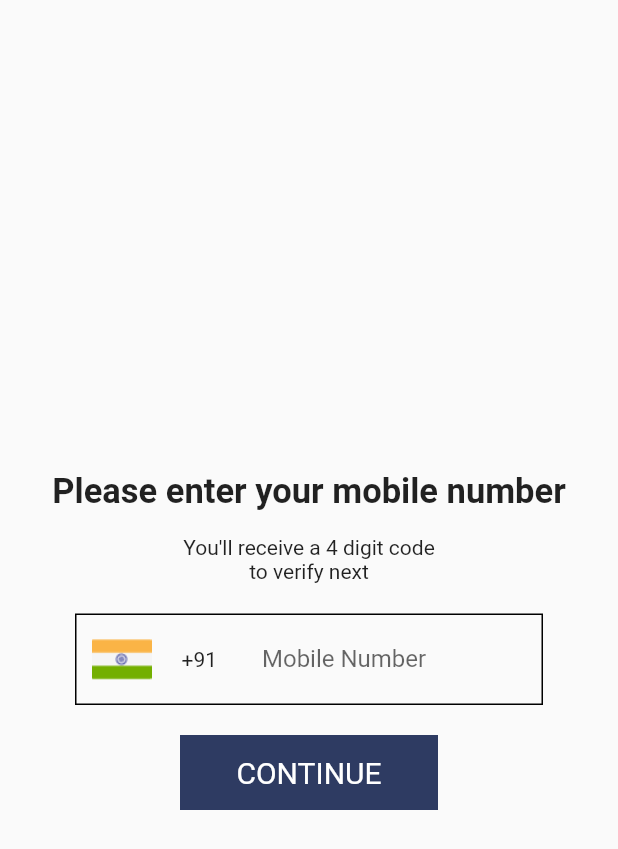
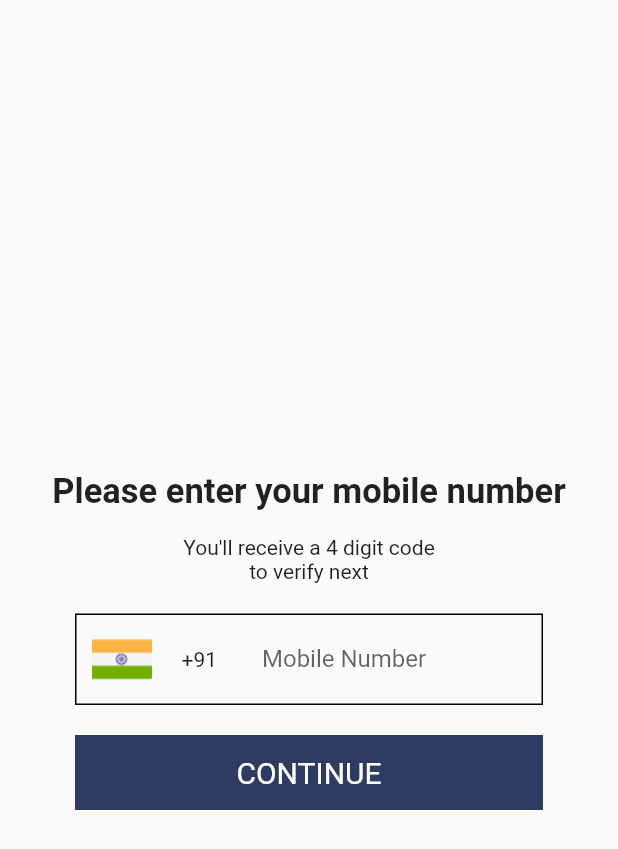
Before and after one commit to Tanweermirza/demo, a Flutter app: the screen it shows after launch, after a tap on "NEXT", on a phone screen of 412 x 824 dp. Shown: the top 849 px of the screen. Run offline on Flutter 3.47's test engine with Material 2 defaults, Android fonts, the phone set to English and light mode, and no system bars; our stand-ins replace firebase_auth, firebase_core, flutter_otp_text_field, get; accounts and stored records are empty; network calls fail.

```diff
--- a/lib/Controller/Binding.dart
+++ b/lib/Controller/Binding.dart
@@ -5,7 +5,6 @@ import 'authController.dart';
 class AuthBinding extends Bindings {
   @override
   void dependencies() {
-    // TODO: implement dependencies
     Get.put<AuthController>(AuthController(), permanent: true);
   }
 }
--- a/lib/Controller/authController.dart
+++ b/lib/Controller/authController.dart
@@ -1,5 +1,4 @@
 import 'dart:developer';
-
 import 'package:demo1/Screen/FirstScreen1.dart';
 import 'package:demo1/Screen/FourthScreen.dart';
 import 'package:demo1/Screen/ThirdScreen.dart';
@@ -14,14 +13,13 @@ class AuthController extends GetxController {
 
   @override
   void onInit() {
-    // TODO: implement onInit
     super.onInit();
     appInit();
   }
 
   appInit() {
-    Future.delayed(Duration(milliseconds: 100), () {
-      Get.to(FirstScreen1());
+    Future.delayed(const Duration(milliseconds: 100), () {
+      Get.to(const FirstScreen1());
     });
     // auth.userChanges().listen((User? user) {
 
--- a/lib/Screen/FirstScreen1.dart
+++ b/lib/Screen/FirstScreen1.dart
@@ -1,7 +1,5 @@
 import 'package:demo1/Screen/SecondScreen.dart';
 import 'package:flutter/material.dart';
-import 'package:flutter/src/widgets/framework.dart';
-import 'package:flutter/src/widgets/placeholder.dart';
 import 'package:get/get.dart';
 
 import 'Constant/constant.dart';
@@ -26,15 +24,13 @@ class _FirstScreen1State extends State<FirstScreen1> {
             children: [
               Column(
                 children: [
-                  SizedBox(
+                  const SizedBox(
                     height: 200,
                   ),
-                  Container(
-                    child: Center(
-                      child: Image.asset('assets/images/image.png'),
-                    ),
+                  Center(
+                    child: Image.asset('assets/images/image.png'),
                   ),
-                  SizedBox(
+                  const SizedBox(
                     height: 30,
                   ),
                   const Center(
@@ -44,23 +40,23 @@ class _FirstScreen1State extends State<FirstScreen1> {
                           TextStyle(fontWeight: FontWeight.bold, fontSize: 23),
                     ),
                   ),
-                  SizedBox(
+                  const SizedBox(
                     height: 16,
                   ),
-                  Text(
+                  const Text(
                       "You can change the language \n                  at any time"),
-                  SizedBox(
+                  const SizedBox(
                     height: 20,
                   ),
                   Container(
-                    padding: EdgeInsets.symmetric(horizontal: 20),
-                    margin: EdgeInsets.symmetric(horizontal: 50),
+                    padding: const EdgeInsets.symmetric(horizontal: 20),
+                    margin: const EdgeInsets.symmetric(horizontal: 50),
                     decoration: BoxDecoration(border: Border.all()),
                     child: DropdownButton(
                       isExpanded: true,
-                      underline: SizedBox(),
-                      hint:
-                          Text('Select Language'), // Not necessary for Option 1
+                      underline: const SizedBox(),
+                      hint: const Text(
+                          'Select Language'), // Not necessary for Option 1
                       value: language,
                       onChanged: (newValue) {
                         setState(() {
@@ -69,28 +65,27 @@ class _FirstScreen1State extends State<FirstScreen1> {
                       },
                       items: languageList.map((val) {
                         return DropdownMenuItem(
-                          child: new Text(val),
                           value: val,
+                          child: Text(val),
                         );
                       }).toList(),
                     ),
                   ),
-                  SizedBox(
+                  const SizedBox(
                     height: 20,
                   ),
                   InkWell(
                     onTap: () {
-                      Get.to(SecondScreen());
+                      Get.to(const SecondScreen());
                     },
                     child: Container(
-                      margin: EdgeInsets.symmetric(horizontal: 50),
-                      // width: 00,
+                      margin: const EdgeInsets.symmetric(horizontal: 50),
                       height: 50,
                       decoration: BoxDecoration(
                         color: buttonColor,
                         borderRadius: BorderRadius.circular(0),
                       ),
-                      child: Center(
+                      child: const Center(
                         child: Text(
                           'NEXT',
                           style: TextStyle(color: Colors.white, fontSize: 20),
--- a/lib/Screen/SecondScreen.dart
+++ b/lib/Screen/SecondScreen.dart
@@ -1,10 +1,5 @@
-import 'dart:developer';
-
 import 'package:demo1/Controller/authController.dart';
-import 'package:demo1/Screen/ThirdScreen.dart';
-import 'package:firebase_auth/firebase_auth.dart';
 import 'package:flutter/material.dart';
-import 'package:get/get.dart';
 
 import 'Constant/constant.dart';
 
@@ -17,29 +12,16 @@ class SecondScreen extends StatefulWidget {
 
 class _SecondScreenState extends State<SecondScreen> {
   TextEditingController mobileCtrl = TextEditingController();
-  // List numberlist = ["+91", '+93', "+94"];
-  // String? number;
   @override
   Widget build(BuildContext context) {
     return Scaffold(
-      // appBar: AppBar(
-      //   leading:
-      //   backgroundColor: Colors.transparent,
-      //   elevation: 0,
-      // ),
       body: Column(
         children: [
           Expanded(
             child: Column(
               mainAxisAlignment: MainAxisAlignment.center,
               children: [
-                // Container(
-                //   child: Center(
-                //     child: Image.asset('assets/images/image.png'),
-                //   ),
-                // ),
-
-                SizedBox(
+                const SizedBox(
                   height: 30,
                 ),
                 const Center(
@@ -48,40 +30,40 @@ class _SecondScreenState extends State<SecondScreen> {
                     style: TextStyle(fontWeight: FontWeight.bold, fontSize: 23),
                   ),
                 ),
-                SizedBox(
+                const SizedBox(
                   height: 16,
                 ),
-                Text("You'll receive a 4 digit code"),
-                Text("to verify next"),
-                SizedBox(
+                const Text("You'll receive a 4 digit code"),
+                const Text("to verify next"),
+                const SizedBox(
                   height: 20,
                 ),
                 Container(
-                  margin: EdgeInsets.symmetric(horizontal: 50),
+                  margin: const EdgeInsets.symmetric(horizontal: 50),
                   width: 350,
                   decoration: BoxDecoration(border: Border.all()),
                   child: Row(
                     children: [
-                      SizedBox(
+                      const SizedBox(
                         width: 10,
                       ),
                       Image.asset(
                         'assets/images/india 2.png',
                         width: 40,
                       ),
-                      SizedBox(
+                      const SizedBox(
                         width: 20,
                       ),
-                      Text(
+                      const Text(
                         "+91",
                       ),
-                      SizedBox(
+                      const SizedBox(
                         width: 30,
                       ),
                       Expanded(
                         child: TextField(
                           controller: mobileCtrl,
-                          decoration: InputDecoration(
+                          decoration: const InputDecoration(
                               labelText: "Mobile Number",
                               border: InputBorder.none),
                           keyboardType: TextInputType.number,
@@ -90,46 +72,21 @@ class _SecondScreenState extends State<SecondScreen> {
                     ],
                   ),
                 ),
-                // Container(
-                //   padding: EdgeInsets.symmetric(horizontal: 20),
-                //   margin: EdgeInsets.symmetric(horizontal: 100),
-                //   decoration: BoxDecoration(border: Border.all()),
-                //   child: DropdownButton(
-                //     isExpanded: true,
-                //     underline: SizedBox(),
-                //     hint: Text('mobile number'), // Not necessary for Option 1
-                //     value: number,
-                //     onChanged: (newValue) {
-                //       setState(() {
-                //         number = newValue! as String?;
-                //       });
-                //     },
-                //     items: numberlist.map((val) {
-                //       return DropdownMenuItem(
-                //         child: new Text(val),
-                //         value: val,
-                //       );
-                //     }).toList(),
-                //   ),
-                // ),
-                SizedBox(
+                const SizedBox(
                   height: 20,
                 ),
                 InkWell(
                   onTap: () {
-                    // Get.to(ThirdScreen());
-                    // authController.sentOtp("+91" + mobileCtrl.text);
-                    authController.sentOtp("+91" + mobileCtrl.text);
+                    authController.sentOtp("+91${mobileCtrl.text}");
                   },
                   child: Container(
-                    margin: EdgeInsets.symmetric(horizontal: 120),
-                    // width: 00,
+                    margin: const EdgeInsets.symmetric(horizontal: 50),
                     height: 50,
                     decoration: BoxDecoration(
                       color: buttonColor,
                       borderRadius: BorderRadius.circular(0),
                     ),
-                    child: Center(
+                    child: const Center(
                       child: Text(
                         'CONTINUE',
                         style: TextStyle(color: Colors.white, fontSize: 20),
@@ -140,51 +97,10 @@ class _SecondScreenState extends State<SecondScreen> {
               ],
             ),
           ),
-          // Expanded(
-          //     child: Stack(
-          //   children: [
-          //     Positioned(
-          //         bottom: 10, child: Image.asset("assets/images/Vector4.png")),
-          //     Positioned(
-          //         bottom: 0, child: Image.asset("assets/images/Vector3.png")),
-          //   ],
-          // )),
-          // Container(
-          //   color: Colors.black,
-          //   height: 100,
-          //   width: double.infinity,
-          // )
         ],
       ),
     );
   }
-
-  sentOtp(String mobile) {
-    try {
-      auth.verifyPhoneNumber(
-          phoneNumber: mobile,
-          verificationCompleted: (PhoneAuthCredential credential) {
-            log("VErification complete");
-            Get.snackbar("Success", "Your number is Verified.");
-          },
-          verificationFailed: (FirebaseAuthException exception) {},
-          codeSent: (String id, int? value) {
-            log("Code sent");
-            Get.snackbar("Success", "Code sent to number.");
-            Get.to(ThirdScreen(
-              mobile: mobile,
-              id: id,
-            ));
-          },
-          codeAutoRetrievalTimeout: (String timeout) {});
-    } on FirebaseAuthException catch (error) {
-      log(error.toString());
-      Get.snackbar("Error", error.message.toString());
-    } catch (e) {
-      log(e.toString());
-      Get.snackbar("Error", e.toString());
-    }
-  }
 }
 
 //
```
Also changed, not shown: lib/Screen/FourthScreen.dart (+11 -24 lines), lib/Screen/ThirdScreen.dart (+12 -19 lines), 1 other file.
